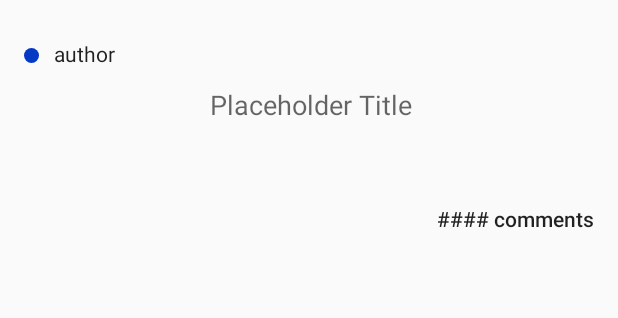
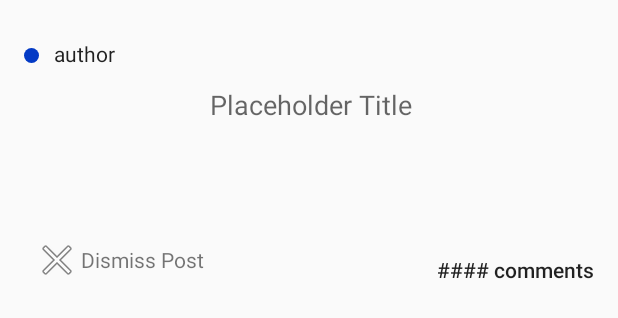
Before and after one commit to andrespelaezp/mvvm-clean-architecture, an Android app: the layout list_item_post.xml on its own in the app's theme, with its tools: preview values and no code run, on a phone screen of 412 x 824 dp. Shown: the top 318 px of the screen. Run offline under Robolectric (Android 15) with nearby library versions, the phone set to English and light mode, and no system bars.

Commit message:
Implemented dismiss for a single Post

```diff
--- a/app/src/main/java/com/example/myapplication/data/entities/PostsResult.kt
+++ b/app/src/main/java/com/example/myapplication/data/entities/PostsResult.kt
@@ -6,7 +6,7 @@ data class PostsResult(
 )
 
 data class PostsData(
-    val children: List<Children>
+    val children: MutableList<Children>
 )
 
 data class Children(
--- a/app/src/main/res/layout/list_item_post.xml
+++ b/app/src/main/res/layout/list_item_post.xml
@@ -6,6 +6,9 @@
     <data>
         <variable
             name="clickListener"
+            type="android.view.View.OnClickListener"/>
+        <variable
+            name="clickDismiss"
             type="android.view.View.OnClickListener"/>
         <variable
             name="post"
@@ -67,13 +70,36 @@
             android:id="@+id/txtComments"
             android:layout_width="wrap_content"
             android:layout_height="wrap_content"
-            android:layout_marginTop="51dp"
             android:text="@{post.data.commentsText}"
             android:textAppearance="@style/TextAppearance.AppCompat.Body2"
             app:layout_constraintBottom_toBottomOf="parent"
             app:layout_constraintEnd_toEndOf="parent"
-            app:layout_constraintTop_toBottomOf="@+id/txtTitle"
             tools:text="@string/comments_placeholder" />
+
+        <LinearLayout
+            android:id="@+id/dismissPost"
+            android:layout_width="wrap_content"
+            android:layout_height="wrap_content"
+            android:layout_marginStart="6dp"
+            android:orientation="horizontal"
+            android:onClick="@{clickDismiss}"
+            app:layout_constraintTop_toBottomOf="@+id/imgThumbnail"
+            app:layout_constraintBottom_toBottomOf="parent"
+            app:layout_constraintStart_toStartOf="parent">
+
+            <ImageView
+                android:layout_width="wrap_content"
+                android:layout_height="wrap_content"
+                android:src="@android:drawable/ic_menu_close_clear_cancel" />
+
+            <TextView
+                android:layout_width="wrap_content"
+                android:layout_height="wrap_content"
+                android:text="@string/dismissPost"
+                android:layout_gravity="center_vertical"
+                />
+
+        </LinearLayout>
 
     </androidx.constraintlayout.widget.ConstraintLayout>
 
--- a/app/src/main/res/values/strings.xml
+++ b/app/src/main/res/values/strings.xml
@@ -6,5 +6,6 @@
     <string name="title_placeholder">Placeholder Title</string>
     <string name="comments_placeholder">#### comments</string>
     <string name="author_placeholder">author</string>
+    <string name="dismissPost">Dismiss Post</string>
 
 </resources>
```
Also changed, not shown: app/src/main/java/com/example/myapplication/presentation/ui/adapters/PostAdapter.kt (+19 -5 lines), app/src/main/java/com/example/myapplication/presentation/ui/screens/posts/PostsFragment.kt (+31 -9 lines).
